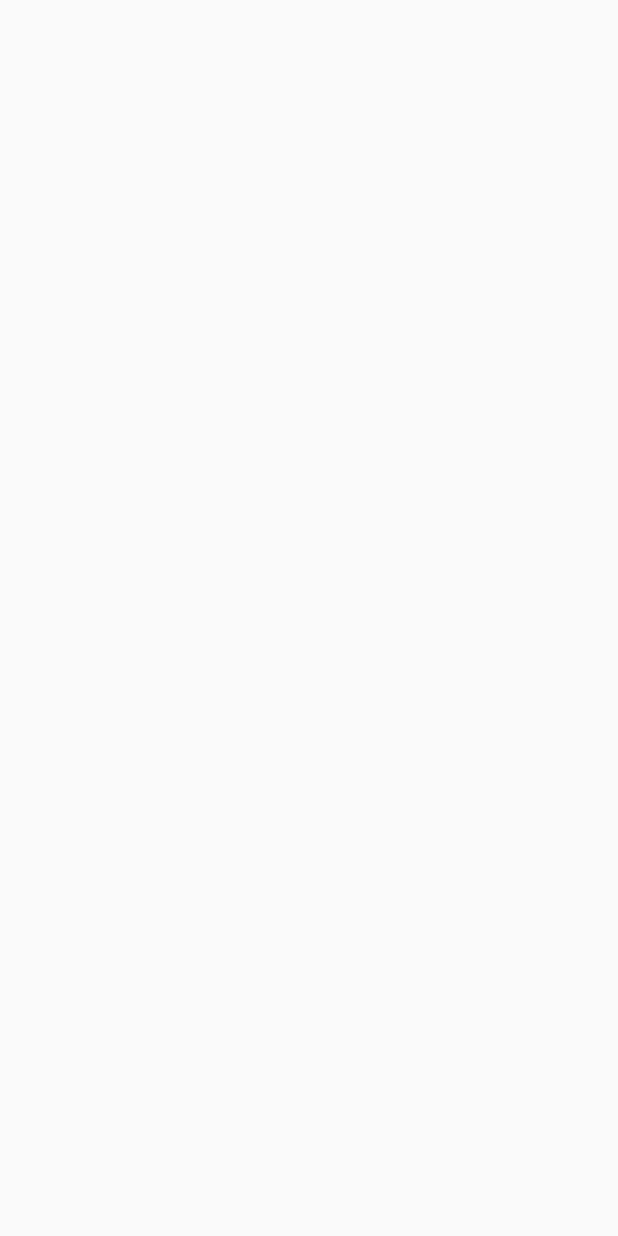
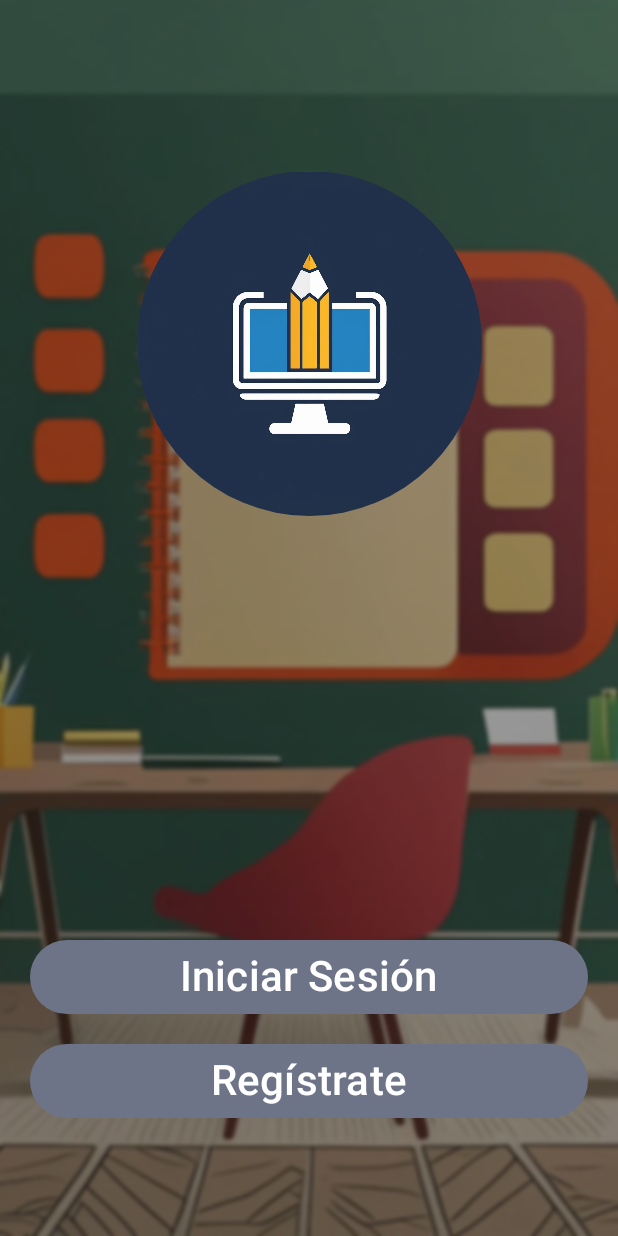
Before and after one commit to Yonjar-Android/TODO-App, an Android app built with Jetpack Compose: the screen it shows after launch (MainActivity), on a phone screen of 412 x 824 dp. Before the commit the screen is empty. Run offline under Robolectric (Android 15) with nearby library versions, the phone set to English and light mode, and no system bars; our stand-ins replace Dagger/Hilt's generated code.

Commit message:
Imágenes agregadas y primera pantalla diseñada

```diff
--- a/app/src/main/java/com/example/todoapp/MainActivity.kt
+++ b/app/src/main/java/com/example/todoapp/MainActivity.kt
@@ -4,13 +4,8 @@ import android.os.Bundle
 import androidx.activity.ComponentActivity
 import androidx.activity.compose.setContent
 import androidx.activity.enableEdgeToEdge
-import androidx.compose.foundation.layout.fillMaxSize
-import androidx.compose.foundation.layout.padding
-import androidx.compose.material3.Scaffold
-import androidx.compose.material3.Text
-import androidx.compose.runtime.Composable
-import androidx.compose.ui.Modifier
-import androidx.compose.ui.tooling.preview.Preview
+import com.example.todoapp.tasks.ui.BackgroundScreen
+import com.example.todoapp.tasks.ui.LogoAndButtons
 import com.example.todoapp.ui.theme.TodoAppTheme
 import dagger.hilt.android.AndroidEntryPoint
 
@@ -21,7 +16,7 @@ class MainActivity : ComponentActivity() {
         enableEdgeToEdge()
         setContent {
             TodoAppTheme {
-
+                BackgroundScreen { LogoAndButtons()}
             }
         }
     }
--- /dev/null
+++ b/app/src/main/java/com/example/todoapp/tasks/ui/FirstScreen.kt
@@ -0,0 +1,80 @@
+package com.example.todoapp.tasks.ui
+
+import androidx.compose.foundation.Image
+import androidx.compose.foundation.background
+import androidx.compose.foundation.layout.Arrangement
+import androidx.compose.foundation.layout.Box
+import androidx.compose.foundation.layout.Column
+import androidx.compose.foundation.layout.fillMaxSize
+import androidx.compose.foundation.layout.fillMaxWidth
+import androidx.compose.foundation.layout.offset
+import androidx.compose.foundation.layout.padding
+import androidx.compose.foundation.layout.size
+import androidx.compose.foundation.shape.CircleShape
+import androidx.compose.material3.FilledTonalButton
+import androidx.compose.material3.Text
+import androidx.compose.runtime.Composable
+import androidx.compose.ui.Alignment
+import androidx.compose.ui.Modifier
+import androidx.compose.ui.draw.blur
+import androidx.compose.ui.draw.clip
+import androidx.compose.ui.graphics.Color
+import androidx.compose.ui.layout.ContentScale
+import androidx.compose.ui.res.painterResource
+import androidx.compose.ui.unit.dp
+import androidx.compose.ui.unit.sp
+import com.example.todoapp.R
+
+@Composable
+fun BackgroundScreen(screen: @Composable () -> Unit) {
+    Box(modifier = Modifier.fillMaxSize()) {
+        Image(
+            painter = painterResource(id = R.drawable.app_bg), contentDescription = "background",
+            modifier = Modifier
+                .fillMaxSize()
+                .blur(2.dp),
+            contentScale = ContentScale.Crop,
+        )
+        Box(
+            modifier = Modifier
+                .fillMaxSize()
+                .background(Color.Black.copy(alpha = 0.4f))
+        )
+        screen()
+    }
+}
+
+@Composable
+fun LogoAndButtons() {
+    Column(
+        modifier = Modifier.fillMaxSize(),
+        horizontalAlignment = Alignment.CenterHorizontally,
+        verticalArrangement = Arrangement.SpaceAround
+    ) {
+        Image(
+            painter = painterResource(id = R.drawable.app_logo),
+            contentDescription = "App logo",
+            modifier = Modifier
+                .clip(CircleShape)
+                .size(230.dp)
+        )
+
+        Column(horizontalAlignment = Alignment.CenterHorizontally,
+            modifier = Modifier.offset(y = 45.dp)) {
+            TonalButton(title = "Iniciar Sesión")
+            TonalButton(title = "Regístrate")
+        }
+    }
+}
+
+@Composable
+fun TonalButton(title:String){
+    FilledTonalButton(modifier = Modifier
+        .padding(vertical = 10.dp, horizontal = 20.dp)
+        .fillMaxWidth(),
+        onClick = {
+
+        }) {
+        Text(text = title, fontSize = 28.sp)
+    }
+}
```
Also changed, not shown: app/src/main/res/drawable/app_bg.webp (added), app/src/main/res/drawable/app_logo.webp (added), app/src/main/res/drawable/task_icon.webp (added), app/src/main/res/drawable/user_solid.webp (added).
